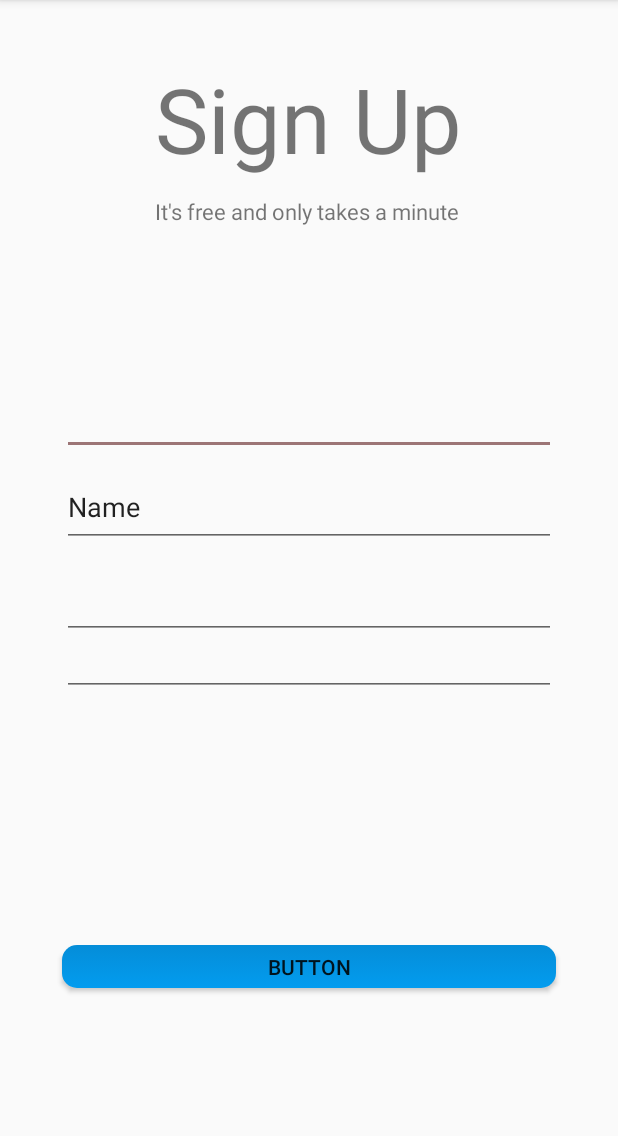
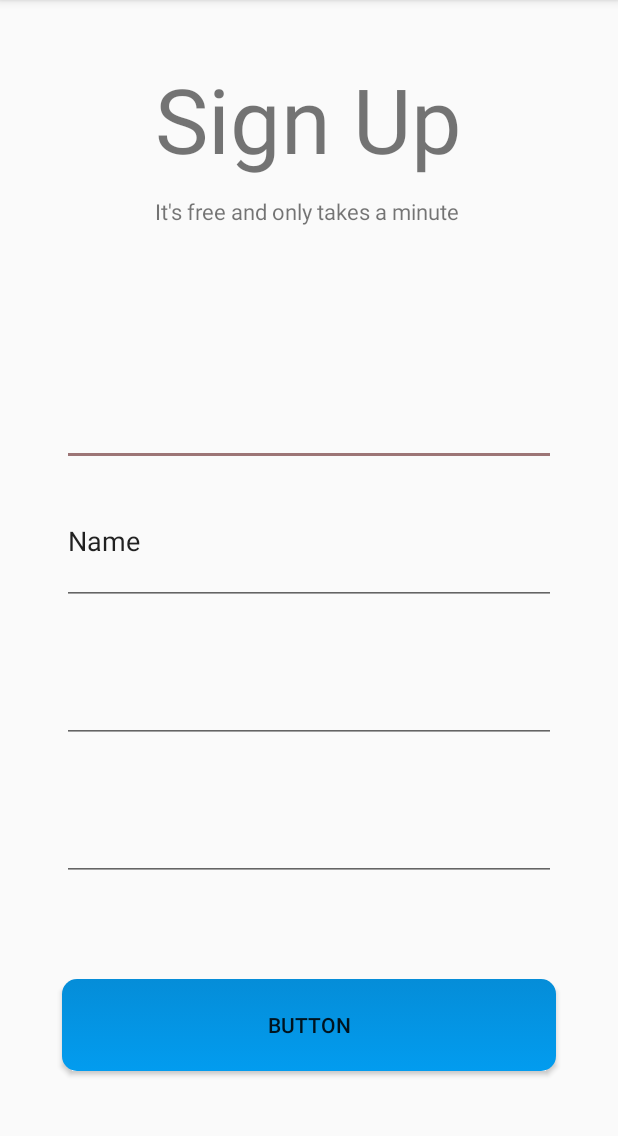
Before and after one commit to alesimula/BookNow, an Android app: the ActivitySignup screen opened directly, with no data from a screen before it, on a phone screen of 412 x 824 dp, the part 84-1220 px from its top. Run offline under Robolectric (Android 15) with nearby library versions, the phone set to English and light mode, and no system bars.

Commit message:
tanto lo fa

```diff
--- a/app/src/main/res/layout/activity_signup.xml
+++ b/app/src/main/res/layout/activity_signup.xml
@@ -38,49 +38,49 @@
         android:layout_width="wrap_content"
         android:layout_height="wrap_content"
         android:orientation="horizontal"
-        app:layout_constraintGuide_percent="0.32" />
+        app:layout_constraintGuide_percent="0.29" />
 
     <androidx.constraintlayout.widget.Guideline
         android:id="@+id/guideline11"
         android:layout_width="wrap_content"
         android:layout_height="wrap_content"
         android:orientation="horizontal"
-        app:layout_constraintGuide_percent="0.4" />
+        app:layout_constraintGuide_percent="0.41" />
 
     <androidx.constraintlayout.widget.Guideline
         android:id="@+id/guideline12"
         android:layout_width="wrap_content"
         android:layout_height="wrap_content"
         android:orientation="horizontal"
-        app:layout_constraintGuide_percent="0.48" />
+        app:layout_constraintGuide_percent="0.53" />
 
     <androidx.constraintlayout.widget.Guideline
         android:id="@+id/guideline13"
         android:layout_width="wrap_content"
         android:layout_height="wrap_content"
         android:orientation="horizontal"
-        app:layout_constraintGuide_percent="0.56" />
+        app:layout_constraintGuide_percent="0.65" />
 
     <androidx.constraintlayout.widget.Guideline
         android:id="@+id/guideline16"
         android:layout_width="wrap_content"
         android:layout_height="wrap_content"
         android:orientation="horizontal"
-        app:layout_constraintGuide_percent="0.82" />
+        app:layout_constraintGuide_percent="0.85" />
 
     <androidx.constraintlayout.widget.Guideline
         android:id="@+id/guideline17"
         android:layout_width="wrap_content"
         android:layout_height="wrap_content"
         android:orientation="horizontal"
-        app:layout_constraintGuide_begin="659dp" />
+        app:layout_constraintGuide_percent="0.93" />
 
     <androidx.constraintlayout.widget.Guideline
         android:id="@+id/guideline14"
         android:layout_width="wrap_content"
         android:layout_height="wrap_content"
         android:orientation="horizontal"
-        app:layout_constraintGuide_begin="468dp" />
+        app:layout_constraintGuide_percent="0.77" />
 
     <androidx.constraintlayout.widget.Guideline
         android:id="@+id/guideline4"
@@ -125,7 +125,7 @@
         app:layout_constraintStart_toStartOf="@+id/guideline6"
         app:layout_constraintTop_toBottomOf="@+id/textView2" />
 
-    <EditText
+    <androidx.appcompat.widget.AppCompatEditText
         android:id="@+id/editText"
         android:layout_width="0dp"
         android:layout_height="0dp"
@@ -138,7 +138,7 @@
         app:layout_constraintStart_toStartOf="@+id/guideline4"
         app:layout_constraintTop_toTopOf="@+id/guideline10" />
 
-    <EditText
+    <androidx.appcompat.widget.AppCompatEditText
         android:id="@+id/editText2"
         android:layout_width="0dp"
         android:layout_height="0dp"
@@ -152,7 +152,7 @@
         app:layout_constraintStart_toStartOf="@+id/guideline4"
         app:layout_constraintTop_toTopOf="@+id/guideline11" />
 
-    <EditText
+    <androidx.appcompat.widget.AppCompatEditText
         android:id="@+id/editText3"
         android:layout_width="0dp"
         android:layout_height="0dp"
@@ -165,7 +165,7 @@
         app:layout_constraintStart_toStartOf="@+id/guideline4"
         app:layout_constraintTop_toTopOf="@+id/guideline12" />
 
-    <EditText
+    <androidx.appcompat.widget.AppCompatEditText
         android:id="@+id/editText4"
         android:layout_width="0dp"
         android:layout_height="0dp"
```
